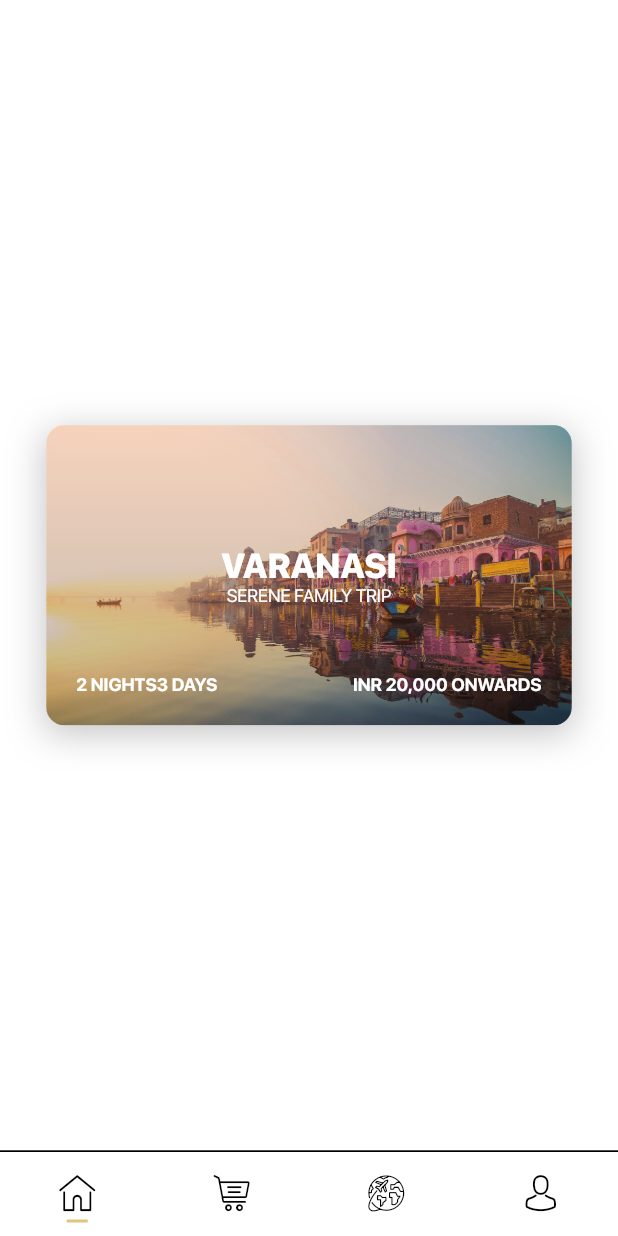
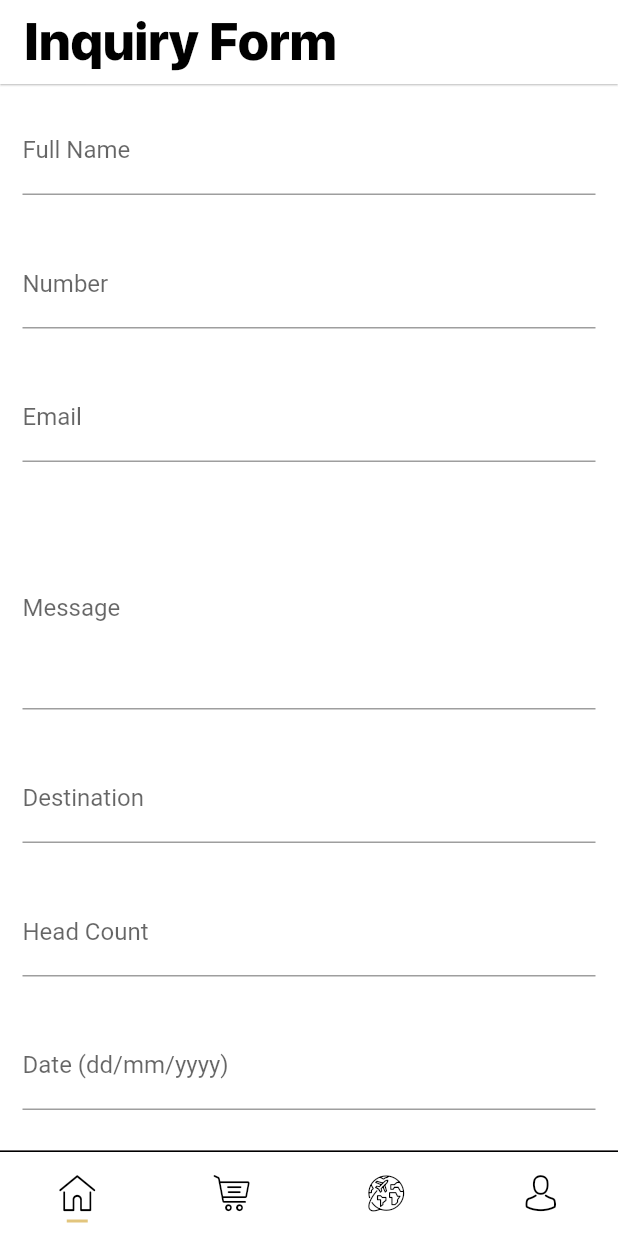
Before and after one commit to AbhishekHingorani/WanderingMystic, a Flutter app: the screen it shows after launch, on a phone screen of 412 x 824 dp. Run offline on Flutter 3.47's test engine with Material 2 defaults, Android fonts, the phone set to English and light mode, and no system bars; our stand-ins replace lazy_load_scrollview; project files that could hold a hidden picture were left out.

Commit message:
Travel Packages Network Api Done

```diff
--- a/lib/main.dart
+++ b/lib/main.dart
@@ -4,8 +4,9 @@ import 'package:scoped_model/scoped_model.dart';
 import './data_models/models/package_item_schema.dart';
 import './data_models/scoped_models/package_items_model.dart';
 
-import 'travel_packages/travel_packages.dart';
-import 'travel_packages/package_list/package_list_item.dart';
+import 'screens/travel_packages/travel_packages.dart';
+import 'screens/travel_packages/package_list/package_list_item.dart';
+import 'screens/feedback_form.dart';
 
 void main(){
   //debugPaintSizeEnabled = true;
@@ -30,16 +31,7 @@ class MyApp extends StatelessWidget {
             body: TabBarView(
               children: [
                 new Container(
-                  child: Center(child: PackageListItem(
-                    packageItem: new PackageItemSchema(
-                      title: "VARANASI",
-                      subtitle: "SERENE FAMILY TRIP",
-                      price: "20,000",
-                      days: "3",
-                      nights: "2",
-                      imageUrl: "assets/images/varanasi.jpg"
-                    ),
-                  )),
+                  child: Center(child: FeedbackForm()),
                   color: Colors.white,
                 ),
                 new Container(
--- /dev/null
+++ b/lib/screens/feedback_form.dart
@@ -0,0 +1,155 @@
+import 'package:flutter/material.dart';
+import 'dart:convert';
+import 'package:http/http.dart' as http;
+
+class FeedbackForm extends StatelessWidget {
+
+  String name, email, number, destination, message, headCount, date;
+
+  @override
+  Widget build(BuildContext context) {
+    return Scaffold(
+      resizeToAvoidBottomPadding: false,
+      appBar: AppBar(
+        title: Text(
+          "Inquiry Form",
+          textAlign: TextAlign.left,
+          style: TextStyle(
+            fontSize: 35.0, color: Colors.black, fontFamily: "SFProHeavy"
+          ),
+        ),
+        backgroundColor: Colors.white,
+        elevation: 0.5,
+      ),
+      body: Theme(
+        data: ThemeData(
+          primaryColor: Color.fromRGBO(64, 46, 50, 1.0),
+        ),
+        child: ListView(
+          children: <Widget>[
+            Padding(
+              padding: const EdgeInsets.all(15.0),
+              child: TextField(
+                decoration: InputDecoration(
+                  labelText: "Full Name",
+                ),
+                onChanged: (String value){
+                  name = value;
+                },
+              ),
+            ),
+            Padding(
+              padding: const EdgeInsets.all(15.0),
+              child: TextField(
+                decoration: InputDecoration(
+                  labelText: "Number",
+                ),
+                keyboardType: TextInputType.number,
+                onChanged: (String value){
+                  number = value;
+                },
+              ),
+            ),
+            Padding(
+              padding: const EdgeInsets.all(15.0),
+              child: TextField(
+                decoration: InputDecoration(
+                  labelText: "Email",
+                ),
+                keyboardType: TextInputType.emailAddress,
+                onChanged: (String value){
+                  email = value;
+                },
+              ),
+            ),
+            Padding(
+              padding: const EdgeInsets.all(15.0),
+              child: TextField(
+                decoration: InputDecoration(
+                  labelText: "Message",
+                ),
+                maxLines: 5,
+                keyboardType: TextInputType.multiline,
+                onChanged: (String value){
+                  message = value;
+                },
+              ),
+            ),
+            Padding(
+              padding: const EdgeInsets.all(15.0),
+              child: TextField(
+                decoration: InputDecoration(
+                  labelText: "Destination",
+                ),
+                onChanged: (String value){
+                  destination = value;
+                },
+              ),
+            ),
+            Padding(
+              padding: const EdgeInsets.all(15.0),
+              child: TextField(
+                decoration: InputDecoration(
+                  labelText: "Head Count",
+                ),
+                keyboardType: TextInputType.number,
+                onChanged: (String value){
+                  headCount = value;
+                },
+              ),
+            ),
+            Padding(
+              padding: const EdgeInsets.all(15.0),
+              child: TextField(
+                decoration: InputDecoration(
+                  labelText: "Date (dd/mm/yyyy)",
+                ),
+                keyboardType: TextInputType.datetime,
+                onChanged: (String value){
+                  date = value;
+                },
+              ),
+            ),
+            Padding(
+              padding: const EdgeInsets.all(15.0),
+              child: MaterialButton(
+                color: Colors.black,
+                child: Text("SEND", style: TextStyle(color: Colors.white),),
+                onPressed: (){
+                  final Map<String, dynamic> formDetails = {
+                    'Name': name,
+                    'Number': number,
+                    'Email': email,
+                    'Destination': destination,
+                    'Message': message,
+                    'HeadCount': headCount,
+                    'DateofTravel': date,
+                  };
+                  submit(formDetails, context);
+                },
+              ),
+            ),
+          ],
+        ),
+      ),
+      backgroundColor: Colors.white,
+    );
+  }
+
+  void submit(Map<String, dynamic> formDetails, BuildContext context){
+    print(formDetails);
+    http.post("https://wandering-mystic.firebaseio.com/inquiryform.json",
+      headers: {"Content-Type": "application/json"},
+      body: json.encode(formDetails),
+    ).then((http.Response response){
+      final Map<String, dynamic> responseData = json.decode(response.body);
+      print(responseData);
+
+      if(response.statusCode == 200){
+        Scaffold.of(context).showSnackBar(new SnackBar(
+          content: new Text("Form sent successfully"),
+        ));
+      }
+    });
+  }
+}
--- a/lib/travel_packages/package_list/package_list_item.dart
+++ b/lib/screens/travel_packages/package_list/package_list_item.dart
@@ -1,5 +1,5 @@
 import 'package:flutter/material.dart';
-import '../../data_models/models/package_item_schema.dart';
+import '../../../data_models/models/package_item_schema.dart';
 
 class PackageListItem extends StatelessWidget {
 
@@ -27,7 +27,7 @@ class PackageListItem extends StatelessWidget {
               borderRadius: BorderRadius.circular(12.0),
               image: DecorationImage(
                 fit: BoxFit.fill,
-                image: AssetImage(packageItem.imageUrl),
+                image: NetworkImage(packageItem.imageUrl),
                 //image: AssetImage("assets/images/varanasi.jpg"),
               ),
             ),
--- /dev/null
+++ b/lib/utils/backend_calls.dart
@@ -0,0 +1,21 @@
+import 'package:http/http.dart' as http;
+import 'dart:async';
+
+class BackendCalls {
+  static final BackendCalls _singleton = new BackendCalls._internal();
+  factory BackendCalls() {
+    return _singleton;
+  }
+  BackendCalls._internal();
+
+
+  String url = "https://wandering-mystic.firebaseio.com";
+  Map<String, String> headers = { "Accept" : "application/json" };
+
+  Future<http.Response> getPackages() {
+    return http.get(
+      Uri.encodeFull(url + "/packages.json"),
+      headers: headers
+    );
+  }
+}
```
Also changed, not shown: lib/data_models/models/package_item_schema.dart (+11 -0 lines), lib/data_models/scoped_models/package_items_model.dart (+17 -1 lines), lib/screens/travel_packages/package_list/package_list.dart (renamed from lib/travel_packages/package_list/package_list.dart, +12 -5 lines), lib/screens/travel_packages/travel_packages.dart (renamed from lib/travel_packages/travel_packages.dart, +10 -1 lines), lib/screens/travel_packages/travel_search_area.dart (renamed from lib/travel_packages/travel_search_area.dart).
